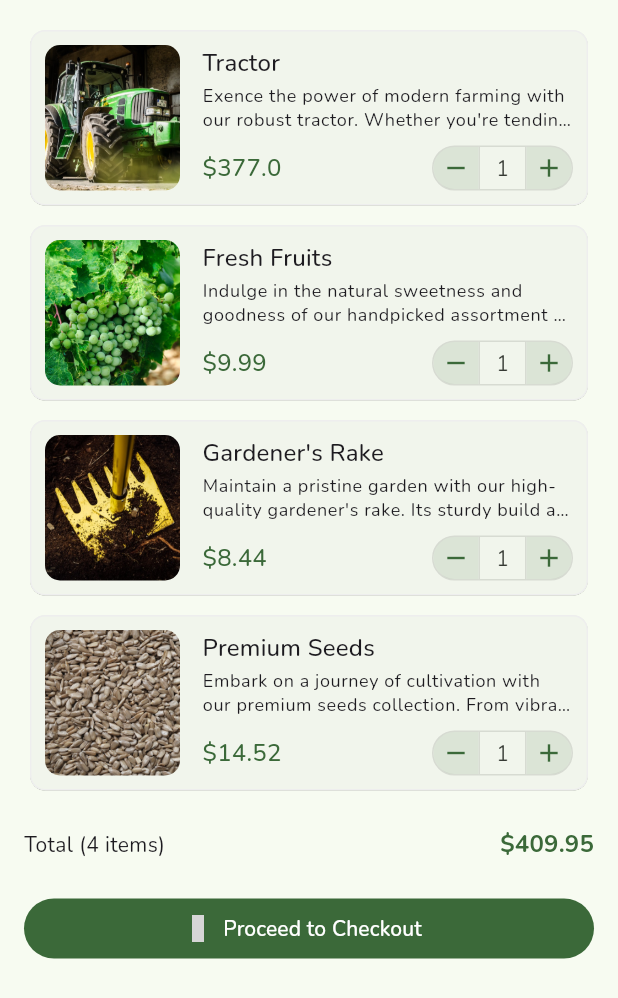
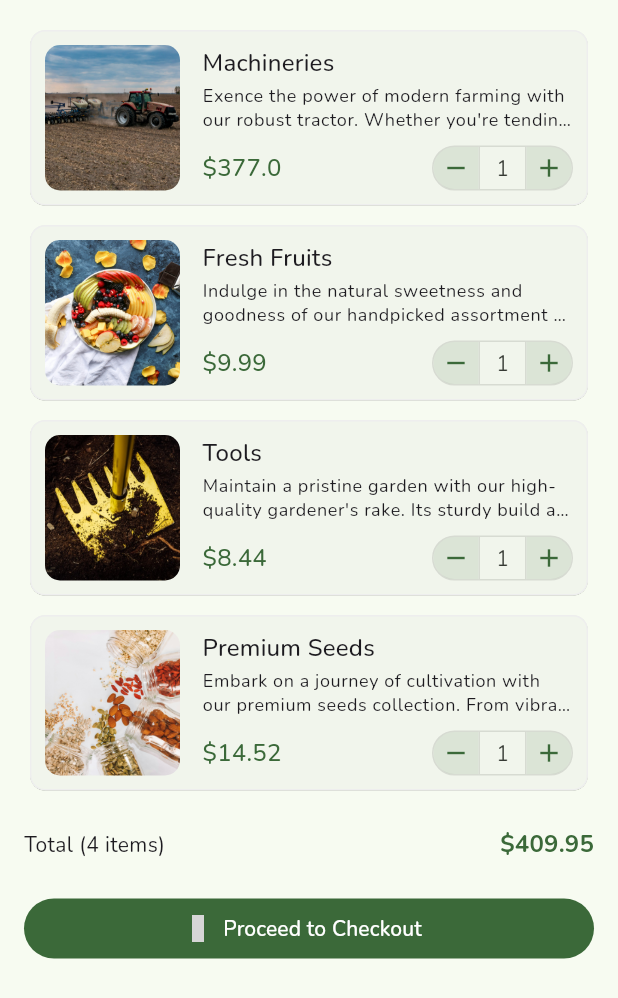
Before and after one commit to tamimforazi/GreenHarvest-Hub, a Flutter app: the AddCart screen opened directly, on a phone screen of 412 x 824 dp. Shown: the top 998 px of the screen. Run offline on Flutter 3.47's test engine with Material 3 defaults, Android fonts, the phone set to English and light mode, and no system bars; our stand-ins replace badges, flutter_svg, google_fonts, iconly; grey boxes are pictures that could not be loaded.

Commit message:
product details restructured

```diff
--- a/lib/models/product_data.dart
+++ b/lib/models/product_data.dart
@@ -2,10 +2,10 @@ import 'package:green_harvest_hub/models/product_model.dart';
 
 List<Product> products = [
   const Product(
-    name: "Tractor",
+    name: "Machineries",
     description:
         "Exence the power of modern farming with our robust tractor. Whether you're tending to vast fields or small plots, this versatile machine ensures efficiency and precision. Its ergonomic design and advanced features make it a must-have for any farmer.",
-    image: 'images/tractor.jpg',
+    image: 'images/machineries.jpg',
     price: 377.00,
     unit: 'day(s)',
     rating: 4.35,
@@ -14,13 +14,13 @@ List<Product> products = [
     name: "Fresh Fruits",
     description:
         "Indulge in the natural sweetness and goodness of our handpicked assortment of fresh fruits. Bursting with flavors and packed with nutrients, these delectable treats are ect for snacking, cooking, or adding a vibrant touch to your meals.",
-    image: 'images/fruit.jpg',
+    image: 'images/fruits.jpg',
     price: 9.99,
     unit: 'kg',
     rating: 3.86,
   ),
   const Product(
-    name: "Gardener's Rake",
+    name: "Tools",
     description:
         "Maintain a pristine garden with our high-quality gardener's rake. Its sturdy build and well-designed tines make it easy to gather leaves, debris, and soil efficiently. Whether you're a seasoned gardener or just starting out, this tool is a reliable companion.",
     image: 'images/rake.jpg',
@@ -37,20 +37,20 @@ List<Product> products = [
     unit: 'kg',
     rating: 5.0,
   ),
+  // const Product(
+  //   name: "Sturdy Shovel",
+  //   description:
+  //       "Conquer your landscaping and gardening tasks with our durable and versatile shovel. Built to withstand demanding work, its ergonomic handle and robust blade make digging, lifting, and moving materials a breeze. Elevate your outdoor projects with this essential tool.",
+  //   image: 'images/shovel.jpg',
+  //   price: 14.77,
+  //   unit: 'piece',
+  //   rating: 5.0,
+  // ),
   const Product(
-    name: "Sturdy Shovel",
-    description:
-        "Conquer your landscaping and gardening tasks with our durable and versatile shovel. Built to withstand demanding work, its ergonomic handle and robust blade make digging, lifting, and moving materials a breeze. Elevate your outdoor projects with this essential tool.",
-    image: 'images/shovel.jpg',
-    price: 14.77,
-    unit: 'piece',
-    rating: 5.0,
-  ),
-  const Product(
-    name: "Juicy Tomatoes",
+    name: "Vegetables",
     description:
         "Add a pop of color and flavor to your dishes with our juicy tomatoes. Grown with care, these plump and succulent tomatoes are a kitchen staple. Whether you're making sauces, salads, or sandwiches, these tomatoes are the key to culinary delight.",
-    image: 'images/tomato.jpg',
+    image: 'images/vegetables.jpg',
     price: 6.84,
     unit: 'kg',
     rating: 3.22,
```
Also changed, not shown: lib/screens/product_details_screen.dart (+33 -33 lines), images/fruits.jpg (renamed from images/fruits.jpg.jpg), images/machinery.jpg (deleted), images/seeds (1).jpg (deleted), images/seeds.jpg, images/seeds.jpg.jpg (deleted), 1 other file.
